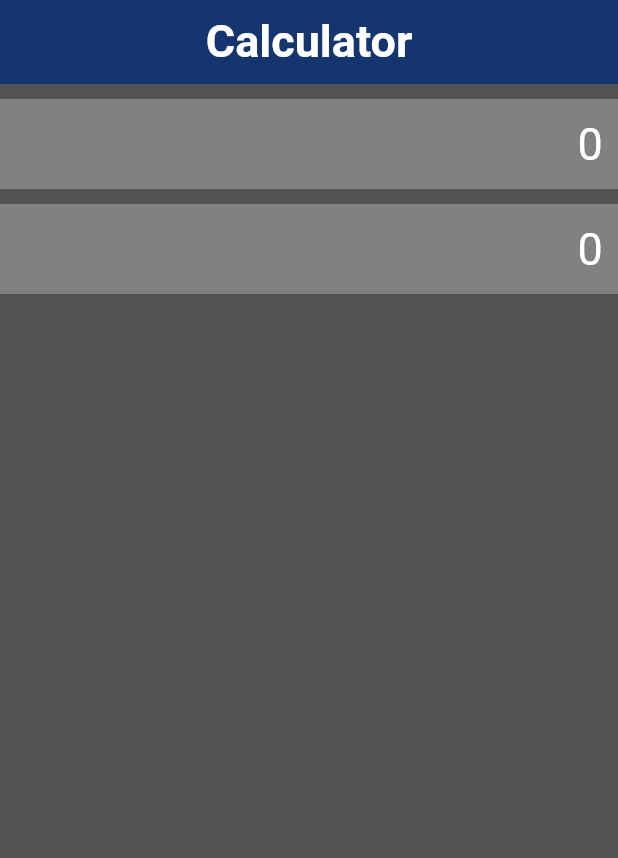
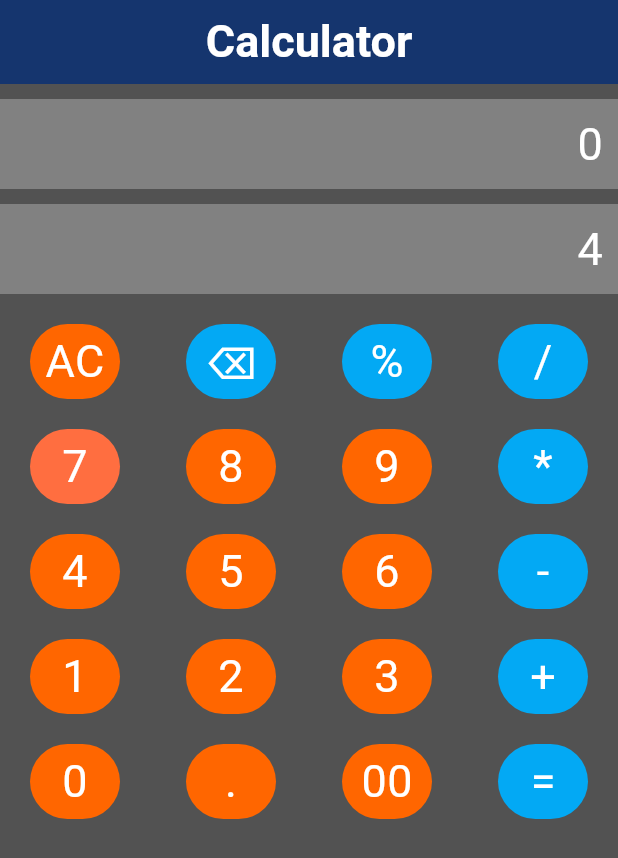
Before and after one commit to LA9/claculator, a Flutter app: the screen it shows after launch, on a phone screen of 412 x 824 dp. Shown: the top 858 px of the screen. Run offline on Flutter 3.47's test engine with Material 3 defaults, Android fonts, the phone set to English and light mode, and no system bars.

Commit message:
add calculator's buttons with half functionality

```diff
--- a/lib/main.dart
+++ b/lib/main.dart
@@ -1,3 +1,4 @@
+
 import 'package:calculator/colors/CustomColors.dart';
 import 'package:flutter/material.dart';
 
@@ -26,16 +27,47 @@ class CalculatorAppHome extends StatefulWidget {
 
 class _CalculatorAppHomeState extends State<CalculatorAppHome> {
 
-  Widget calButtons(){
-    return  Container(
+  String equation = "0";
+  String result = "4";
+  String expression = "";
+
+  buttonPressed(btnText){
+
+    if(btnText == "AC"){
+      equation = "0";
+      result = "0";
+    }else if(btnText == "⌫"){
+      equation = equation.substring(0,equation.length-1);
+      if(equation == ""){
+        equation = "0";
+      }
+    }else if(btnText == "="){
+
+    }else{
+      if(equation == "0"){
+        equation = btnText;
+      }else{
+        equation = equation + btnText;
+      }
+    }
+  }
+
+  Widget calButton(String btnText,Color textColor,double btnWidth, Color btnColor){
+    return  InkWell(
+      onTap:(){
+        buttonPressed(btnText);
+
+      },
+      child: Container(
           alignment: Alignment.center,
           height:50,
-        width:50,
+          width:btnWidth,
           decoration:BoxDecoration(
-          color:CustomColors.ornage,
+            color: btnColor,
             borderRadius:BorderRadius.circular(50)
           ),
-        child:Text("AC",style:TextStyle(color:Colors.white , fontSize:30))
+          child:Text(btnText,style:TextStyle(color:textColor , fontSize:30))
+         ),
     );
   }
 
@@ -59,7 +91,7 @@ class _CalculatorAppHomeState extends State<CalculatorAppHome> {
         height:60,
         width:double.infinity,
         color:const Color.fromARGB(255, 129, 129, 129),
-        child:Text("0",style:TextStyle(color:Colors.white , fontSize:30))
+        child:Text(equation,style:TextStyle(color:Colors.white , fontSize:30))
        ),
           SizedBox(height:10),
 
@@ -69,14 +101,67 @@ class _CalculatorAppHomeState extends State<CalculatorAppHome> {
         height:60,
         width:double.infinity,
         color:const Color.fromARGB(255, 129, 129, 129),
-        child:Text("0",style:TextStyle(color:Colors.white , fontSize:30))
+        child:Text(result,style:TextStyle(color:Colors.white , fontSize:30))
        ),
 
+Padding(
+  padding: const EdgeInsets.all(20.0),
+  child: Column(
+    children: [
       Row(
+
+        mainAxisAlignment: MainAxisAlignment.spaceBetween,
         children: [
-
+          calButton("AC", Colors.white, 60, CustomColors.ornage),
+          calButton("⌫", Colors.white, 60, Colors.lightBlue),
+          calButton("%", Colors.white, 60, Colors.lightBlue),
+          calButton("/", Colors.white, 60, Colors.lightBlue),
 
         ]
+      ),
+    SizedBox(height:20),
+      Row(
+        mainAxisAlignment: MainAxisAlignment.spaceBetween,
+        children: [
+          calButton("7", Colors.white, 60, Colors.deepOrangeAccent),
+          calButton("8", Colors.white, 60, CustomColors.ornage),
+          calButton("9", Colors.white, 60, CustomColors.ornage),
+          calButton("*", Colors.white, 60, Colors.lightBlue),
+        ]
+      ),
+      SizedBox(height:20),
+      Row(
+        mainAxisAlignment: MainAxisAlignment.spaceBetween,
+        children: [
+          calButton("4", Colors.white, 60, CustomColors.ornage),
+          calButton("5", Colors.white, 60, CustomColors.ornage),
+          calButton("6", Colors.white, 60, CustomColors.ornage),
+          calButton("-", Colors.white, 60, Colors.lightBlue),
+        ]
+      ),
+      SizedBox(height:20),
+      Row(
+        mainAxisAlignment: MainAxisAlignment.spaceBetween,
+        children: [
+          calButton("1", Colors.white, 60, CustomColors.ornage),
+          calButton("2", Colors.white, 60, CustomColors.ornage),
+          calButton("3", Colors.white, 60, CustomColors.ornage),
+          calButton("+", Colors.white, 60, Colors.lightBlue),
+        ]
+      ),
+      SizedBox(height:20),
+      Row(
+        mainAxisAlignment: MainAxisAlignment.spaceBetween,
+        children: [
+          calButton("0", Colors.white, 60, CustomColors.ornage),
+          calButton(".", Colors.white, 60, CustomColors.ornage),
+          calButton("00", Colors.white, 60, CustomColors.ornage),
+          calButton("=", Colors.white, 60, Colors.lightBlue),
+        ]
+      ),
+
+    ],
+  ),
 )
        ]
      ),
```
Lines whose indentation alone changed are shown as unchanged.
